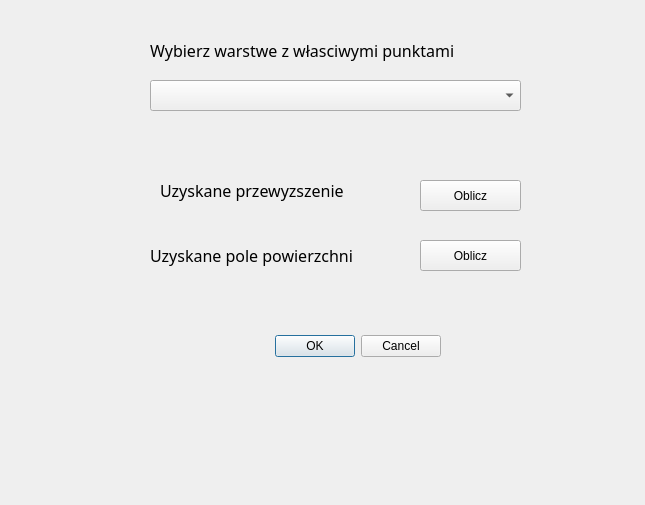
Above: wtyczka_projekt_gk_lp/wtyczka_projekt_gk_lp_dialog_base.ui from GabrielaKaczmarek/Wtyczka_qgis before the change. Below: the same form after it.
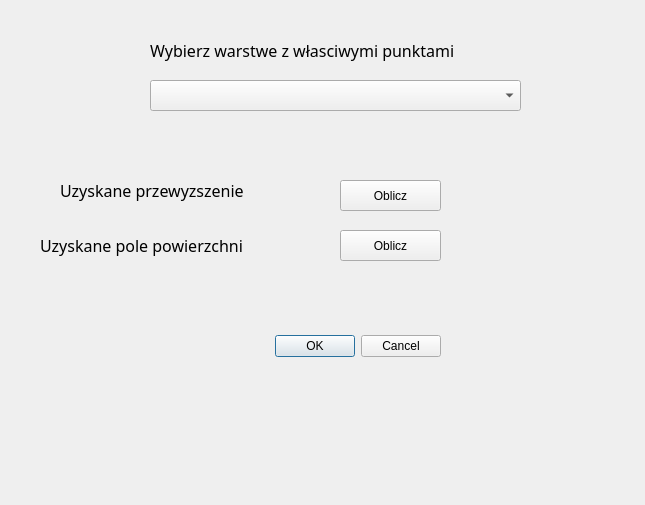
That is the form after the change. Custom widgets are drawn as their Qt base class.

Commit message: dodanie przyciskow

```diff
--- a/wtyczka_projekt_gk_lp/wtyczka_projekt_gk_lp_dialog_base.ui
+++ b/wtyczka_projekt_gk_lp/wtyczka_projekt_gk_lp_dialog_base.ui
@@ -32,7 +32,7 @@
   <widget class="QLabel" name="label_h">
    <property name="geometry">
     <rect>
-     <x>160</x>
+     <x>60</x>
      <y>170</y>
      <width>251</width>
      <height>41</height>
@@ -51,7 +51,7 @@
   <widget class="QPushButton" name="pushButton_h">
    <property name="geometry">
     <rect>
-     <x>420</x>
+     <x>340</x>
      <y>180</y>
      <width>101</width>
      <height>31</height>
@@ -64,8 +64,8 @@
   <widget class="QPushButton" name="pushButton_p">
    <property name="geometry">
     <rect>
-     <x>420</x>
-     <y>240</y>
+     <x>340</x>
+     <y>230</y>
      <width>101</width>
      <height>31</height>
     </rect>
@@ -77,8 +77,8 @@
   <widget class="QLabel" name="label_p">
    <property name="geometry">
     <rect>
-     <x>150</x>
-     <y>230</y>
+     <x>40</x>
+     <y>220</y>
      <width>251</width>
      <height>51</height>
     </rect>
@@ -122,6 +122,32 @@
     <string>Wybierz warstwe z własciwymi punktami</string>
    </property>
   </widget>
+  <widget class="QLabel" name="label_wyn_h">
+   <property name="geometry">
+    <rect>
+     <x>490</x>
+     <y>180</y>
+     <width>101</width>
+     <height>31</height>
+    </rect>
+   </property>
+   <property name="text">
+    <string/>
+   </property>
+  </widget>
+  <widget class="QLabel" name="label_wyn_p">
+   <property name="geometry">
+    <rect>
+     <x>480</x>
+     <y>230</y>
+     <width>121</width>
+     <height>21</height>
+    </rect>
+   </property>
+   <property name="text">
+    <string/>
+   </property>
+  </widget>
  </widget>
  <customwidgets>
   <customwidget>
```
The commit also changes 1 other file.
